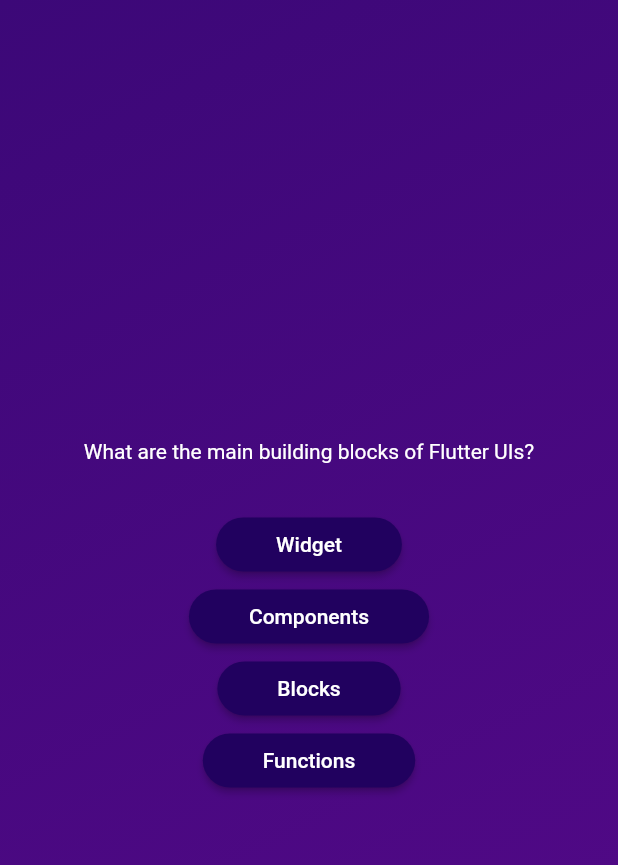
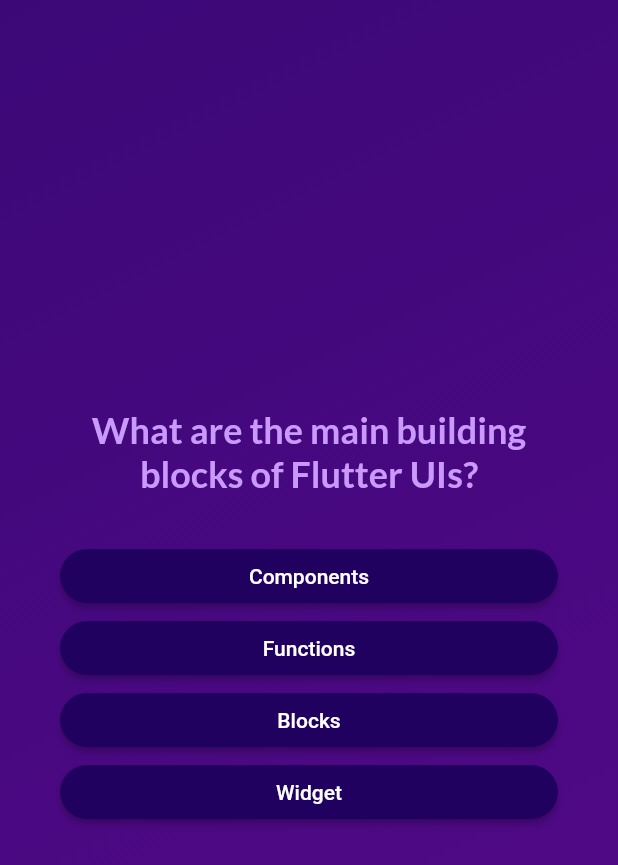
Before and after one commit to EshanDeSilva/quizer, a Flutter app: the screen it shows after launch, after a tap on "Start Quiz", on a phone screen of 412 x 824 dp. Shown: the top 865 px of the screen. Run offline on Flutter 3.47's test engine with Material 2 defaults, Android fonts, the phone set to English and light mode, and no system bars; our stand-ins replace google_fonts.

Commit message:
google font package added

```diff
--- a/lib/answer_button.dart
+++ b/lib/answer_button.dart
@@ -25,7 +25,7 @@
         ),
       ),
       onPressed: onTap,
-      child: Text(answerText),
+      child: Text(answerText, textAlign: TextAlign.center,),
     );
   }
 }
--- a/lib/models/quiz_question.dart
+++ b/lib/models/quiz_question.dart
@@ -1,6 +1,12 @@
 class QuizQuestion {
-  const QuizQuestion(this.text,this.answers);
+  const QuizQuestion(this.text, this.answers);
 
   final String text;
   final List<String> answers;
+
+  List<String> getShuffledAnswer() {
+    final shuffledList = List.of(answers);
+    shuffledList.shuffle();
+    return shuffledList;
+  }
 }
--- a/lib/questions_screen.dart
+++ b/lib/questions_screen.dart
@@ -1,6 +1,7 @@
 import 'package:flutter/material.dart';
 import 'package:second_app/answer_button.dart';
 import 'package:second_app/data/questions.dart';
+import 'package:google_fonts/google_fonts.dart';
 
 class QuestionScreen extends StatefulWidget {
   const QuestionScreen({super.key});
@@ -12,30 +13,45 @@
 }
 
 class _QuestionState extends State<QuestionScreen> {
+  var currentQuestionIndex = 0;
+
+  void answerQuestion() {
+    setState(() {
+      currentQuestionIndex++;
+    });
+  }
+
   @override
   Widget build(BuildContext context) {
-    final currentQuestion = questions[0];
+    final currentQuestion = questions[currentQuestionIndex];
 
     return SizedBox(
       width: double.infinity,
+      child: Container(
+        margin: const EdgeInsets.all(40),
         child: Column(
           mainAxisAlignment: MainAxisAlignment.center,
+          crossAxisAlignment: CrossAxisAlignment.stretch,
           children: [
             Text(
               currentQuestion.text,
-            style: const TextStyle(
-              color: Colors.white,
+              style: GoogleFonts.lato(
+                color: const Color.fromARGB(255, 201, 153, 251),
+                fontSize: 24,
+                fontWeight: FontWeight.bold,
               ),
+              textAlign: TextAlign.center,
             ),
             const SizedBox(height: 30),
-          ...currentQuestion.answers.map((answer) {
+            ...currentQuestion.getShuffledAnswer().map((answer) {
               return AnswerButton(
                 answerText: answer,
-              onTap: () {},
+                onTap: answerQuestion,
               );
             }),
           ],
         ),
+      ),
     );
   }
 }
--- a/lib/start_screen.dart
+++ b/lib/start_screen.dart
@@ -1,4 +1,5 @@
 import 'package:flutter/material.dart';
+import 'package:google_fonts/google_fonts.dart';
 
 class StartScreen extends StatelessWidget {
   const StartScreen(this.startQuiz,{super.key});
@@ -26,10 +27,10 @@
           const SizedBox(
             height: 80,
           ),
-          const Text(
+          Text(
             'Learn Flutter the fun way!',
-            style: TextStyle(
-              color: Color.fromARGB(255, 218, 163, 255),
+            style: GoogleFonts.lato(
+              color: const Color.fromARGB(255, 218, 163, 255),
               fontSize: 24,
             ),
           ),
--- a/pubspec.yaml
+++ b/pubspec.yaml
@@ -35,6 +35,7 @@
   # The following adds the Cupertino Icons font to your application.
   # Use with the CupertinoIcons class for iOS style icons.
   cupertino_icons: ^1.0.2
+  google_fonts: ^5.1.0
 
 dev_dependencies:
   flutter_test:
```
Also changed, not shown: pubspec.lock, 1 other file. Lines whose indentation alone changed are shown as unchanged.
